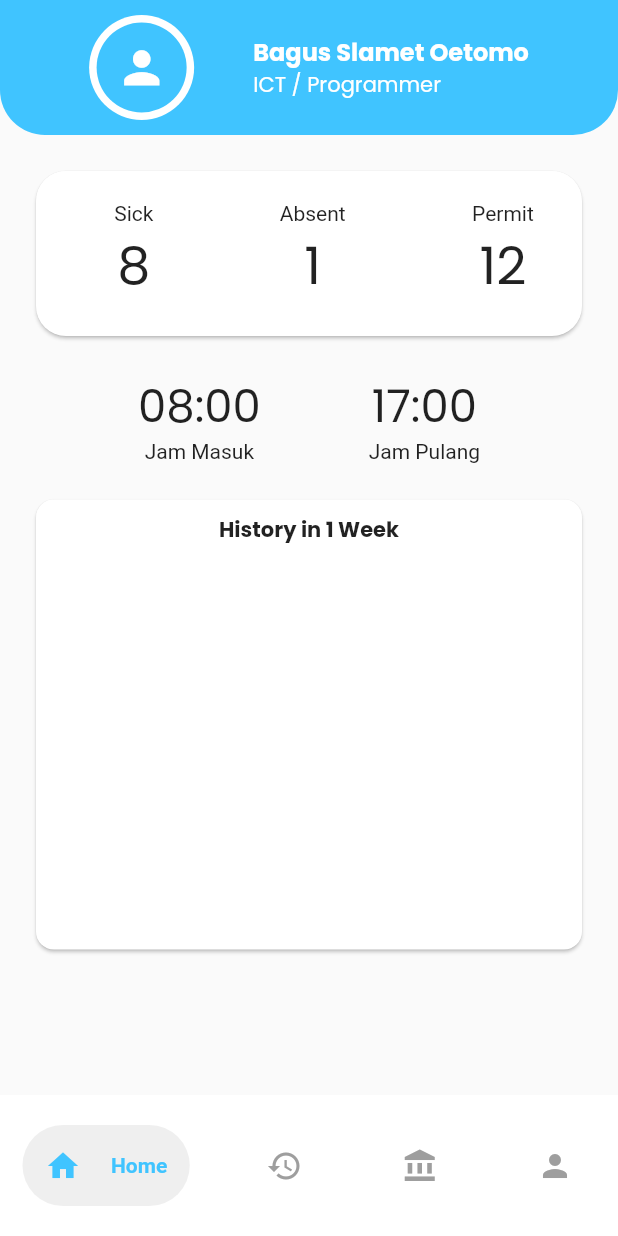
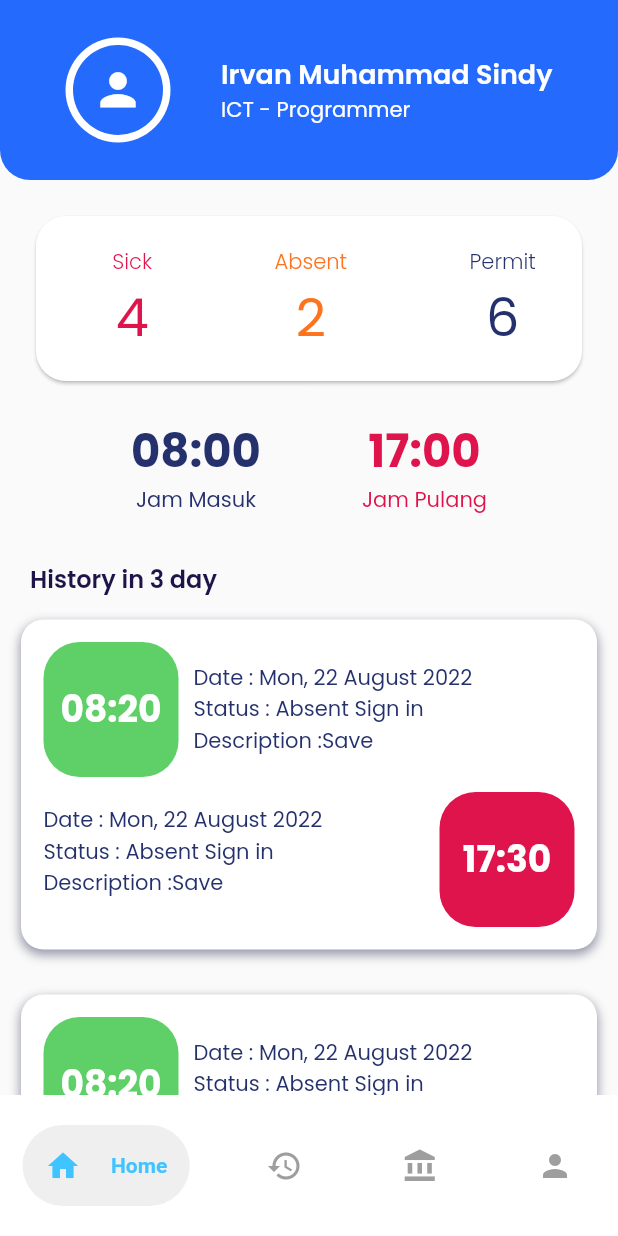
Before and after one commit to bagus11/flutter-attendance, a Flutter app: the screen it shows after launch, on a phone screen of 412 x 824 dp. Run offline on Flutter 3.47's test engine with Material 2 defaults, Android fonts, the phone set to English and light mode, and no system bars; drawn by our look-alikes of google_nav_bar; our stand-ins replace google_fonts.

Commit message:
make dinamis widget history

```diff
--- a/lib/history.dart
+++ b/lib/history.dart
@@ -1,6 +1,6 @@
 import 'package:flutter/material.dart';
 import 'package:google_fonts/google_fonts.dart';
-import 'theme/asset.dart';
+import 'theme/theme.dart';
 
 class HistoryPage extends StatefulWidget {
   const HistoryPage({Key? key}) : super(key: key);
--- a/lib/home.dart
+++ b/lib/home.dart
@@ -1,7 +1,9 @@
-import 'package:attendance_frontend/theme/asset.dart';
+import 'package:attendance_frontend/theme/theme.dart';
 import 'package:flutter/material.dart';
 import 'package:google_fonts/google_fonts.dart';
+// ignore: unused_import
 import 'history.dart';
+import 'package:attendance_frontend/widget/history.dart';
 
 class Home extends StatefulWidget {
   const Home({Key? key}) : super(key: key);
@@ -18,18 +20,20 @@ class _HomeState extends State<Home> {
         children: [
           Container(
             decoration: BoxDecoration(
-                color: Colors.lightBlueAccent,
-                borderRadius: BorderRadius.only(
-                  bottomLeft: Radius.circular(30),
-                  bottomRight: Radius.circular(30),
+                color: blueColor,
+                borderRadius: const BorderRadius.only(
+                  bottomLeft: Radius.circular(20),
+                  bottomRight: Radius.circular(20),
                 )),
             child: Column(children: [
               Padding(
                 padding: const EdgeInsets.symmetric(
-                  horizontal: 20,
+                  horizontal: 10,
+                  vertical: 15,
                 ),
                 child: Padding(
                   padding: const EdgeInsets.symmetric(vertical: 10),
+                  // ignore: avoid_unnecessary_containers
                   child: Container(
                     child: Row(
                         mainAxisAlignment: MainAxisAlignment.spaceEvenly,
@@ -38,32 +42,28 @@ class _HomeState extends State<Home> {
                               radius: 35,
                               backgroundColor: Colors.white,
                               child: CircleAvatar(
-                                backgroundColor: Colors.lightBlueAccent,
+                                backgroundColor: blueColor,
                                 radius: 30,
                                 child: Icon(
                                   Icons.person,
                                   size: 35,
-                                  color: Colors.white,
+                                  color: whiteColor,
                                 ),
                               )),
                           Column(
                             crossAxisAlignment: CrossAxisAlignment.start,
                             children: [
-                              Container(
-                                child: Text(
-                                  'Bagus Slamet Oetomo',
-                                  style: GoogleFonts.poppins(
-                                      fontSize: 16,
-                                      color: Colors.white,
-                                      fontWeight: FontWeight.bold),
+                              Text(
+                                // 'Bagus Slamet Oetomo',
+                                'Irvan Muhammad Sindy',
+                                style: whiteTextStyle.copyWith(
+                                  fontSize: 18,
+                                  fontWeight: semiBold,
                                 ),
                               ),
-                              Container(
-                                child: Text(
-                                  'ICT / Programmer',
-                                  style:
-                                      GoogleFonts.poppins(color: Colors.white),
-                                ),
+                              Text(
+                                'ICT - Programmer',
+                                style: GoogleFonts.poppins(color: Colors.white),
                               )
                             ],
                           )
@@ -76,101 +76,129 @@ class _HomeState extends State<Home> {
           Padding(
             padding: const EdgeInsets.symmetric(horizontal: 20),
             child: Container(
-              margin: EdgeInsets.only(top: 20),
+              margin: const EdgeInsets.only(top: 20),
               child: Card(
                   shape: RoundedRectangleBorder(
                       borderRadius: BorderRadius.circular(20)),
                   child: SizedBox(
                     width: MediaQuery.of(context).size.height / 1,
                     height: 110,
-                    child: Container(
                     child: Row(
                         mainAxisAlignment: MainAxisAlignment.spaceAround,
                         children: [
-                            Container(
-                              child: Column(
+                          Column(
                             children: <Widget>[
                               Container(
-                                    margin: EdgeInsets.only(left: 20, top: 20),
-                                    child: Text('Sick'),
+                                margin:
+                                    const EdgeInsets.only(left: 20, top: 20),
+                                child: Text(
+                                  'Sick',
+                                  style: redTextStyle.copyWith(
+                                    fontSize: 14,
+                                    fontWeight: light,
+                                  ),
+                                ),
                               ),
                               Container(
-                                    margin: EdgeInsets.only(left: 20),
+                                margin: const EdgeInsets.only(left: 20),
                                 child: Text(
-                                      '8',
-                                      style: googleCount,
+                                  '4',
+                                  style: googleCount.copyWith(
+                                    color: redColor,
+                                  ),
                                 ),
                               ),
                             ],
                           ),
+                          Column(
+                            children: [
+                              Container(
+                                margin:
+                                    const EdgeInsets.only(left: 20, top: 20),
+                                child: Text(
+                                  'Absent',
+                                  style: orangeTextStyle.copyWith(
+                                    fontSize: 14,
+                                    fontWeight: light,
+                                  ),
+                                ),
                               ),
                               Container(
-                              child: Column(
-                                children: [
-                                  Container(
-                                    margin: EdgeInsets.only(left: 20, top: 20),
-                                    child: Text('Absent'),
+                                margin: const EdgeInsets.only(left: 20),
+                                child: Text(
+                                  '2',
+                                  style: googleCount.copyWith(
+                                    color: orangeColor,
                                   ),
-                                  Container(
-                                    margin: EdgeInsets.only(left: 20),
-                                    child: Text(
-                                      '1',
-                                      style: googleCount,
                                 ),
                               ),
                             ],
                           ),
+                          Column(
+                            children: [
+                              Container(
+                                margin: const EdgeInsets.only(
+                                  left: 20,
+                                  top: 20,
+                                ),
+                                child: Text(
+                                  'Permit',
+                                  style: navyTextStyle.copyWith(
+                                    fontSize: 14,
+                                    fontWeight: light,
+                                  ),
+                                ),
                               ),
                               Container(
-                              child: Column(
-                                children: [
-                                  Container(
-                                    margin: EdgeInsets.only(left: 20, top: 20),
-                                    child: Text('Permit'),
+                                margin: const EdgeInsets.only(left: 20),
+                                child: Text(
+                                  '6',
+                                  style: googleCount.copyWith(
+                                    color: navyColor,
                                   ),
-                                  Container(
-                                    margin: EdgeInsets.only(left: 20),
-                                    child: Text(
-                                      '12',
-                                      style: googleCount,
                                 ),
                               ),
                             ],
                           ),
-                            ),
                         ]),
-                    ),
                   )),
             ),
           ),
           Padding(
             padding: const EdgeInsets.symmetric(horizontal: 20),
             child: Container(
-              margin: EdgeInsets.only(top: 20),
+              margin: const EdgeInsets.only(top: 20),
               child: Center(
                 child: Row(
                     mainAxisAlignment: MainAxisAlignment.spaceEvenly,
                     children: [
                       Column(
                         children: [
-                          Container(
-                            child: Text('08:00', style: googleTime),
+                          Text(
+                            '08:00',
+                            style: googleTime.copyWith(
+                              color: navyColor,
+                              fontWeight: bold,
                             ),
-                          Container(
-                            child: Text('Jam Masuk'),
-                          )
+                          ),
+                          Text(
+                            'Jam Masuk',
+                            style: navyTextStyle,
+                          ),
                         ],
                       ),
                       Column(
                         children: [
-                          Container(
-                            child: Text(
+                          Text(
                             '17:00',
-                              style: googleTime,
+                            style: googleTime.copyWith(
+                              color: redColor,
+                              fontWeight: bold,
                             ),
                           ),
-                          Container(
-                            child: Text('Jam Pulang'),
+                          Text(
+                            'Jam Pulang',
+                            style: redTextStyle,
                           )
                         ],
                       )
@@ -178,32 +206,23 @@ class _HomeState extends State<Home> {
               ),
             ),
           ),
-          Padding(
-            padding: const EdgeInsets.symmetric(horizontal: 20),
-            child: Container(
-              margin: EdgeInsets.only(top: 20),
-              child: Card(
-                shape: RoundedRectangleBorder(
-                    borderRadius: BorderRadius.circular(12)),
-                child: SizedBox(
-                  width: MediaQuery.of(context).size.height / 1,
-                  height: 300,
-                  child: Column(children: [
           Container(
-                      margin: EdgeInsets.only(top: 10),
+            margin: const EdgeInsets.only(
+              top: 30,
+              right: 20,
+              left: 20,
+            ),
             child: Text(
-                        'History in 1 Week',
-                        style: GoogleFonts.poppins(
-                          fontSize: 14,
-                          fontWeight: FontWeight.bold,
+              'History in 3 day',
+              style: blackTextStyle.copyWith(
+                fontSize: 16,
+                fontWeight: semiBold,
               ),
             ),
           ),
-                  ]),
-                ),
-              ),
-            ),
-          )
+          // history
+          const HistoryAttendance(),
+          const HistoryAttendance(),
         ],
       ),
     ));
--- a/lib/homepage.dart
+++ b/lib/homepage.dart
@@ -1,4 +1,4 @@
-import 'package:attendance_frontend/theme/asset.dart';
+import 'package:attendance_frontend/theme/theme.dart';
 import 'package:flutter/material.dart';
 // ignore: unused_import
 import 'package:google_fonts/google_fonts.dart';
--- a/lib/main.dart
+++ b/lib/main.dart
@@ -1,3 +1,5 @@
+// ignore_for_file: unused_import
+
 import 'package:flutter/material.dart';
 import 'homepage.dart';
 import 'login_page.dart';
--- a/lib/theme/asset.dart
+++ /dev/null
@@ -1,42 +0,0 @@
-import 'package:flutter/material.dart';
-import 'package:google_fonts/google_fonts.dart';
-
-Color primaryColor = Color(0xff5C40CC);
-Color blackColor = Color(0xff1F1449);
-Color whiteColor = Color(0xffFFFFFF);
-Color greyColor = Color(0xff9698A9);
-Color backColor = Color(0xffFAFAFA);
-Color cyanColor = Color(0xff0EC3AE);
-Color pinkColor = Color(0xffEB70A5);
-Color inActiveColor = Color(0xffDBD7EC);
-Color transColor = Color(0x00000000);
-Color colorunAvail = Color(0xffEBECF1);
-Color colorAvail = Color(0xffE0D9FF);
-
-TextStyle blackTextStyle = GoogleFonts.poppins(color: blackColor);
-
-TextStyle whiteTextStyle = GoogleFonts.poppins(color: whiteColor);
-
-TextStyle greyTextStyle = GoogleFonts.poppins(color: greyColor);
-
-TextStyle cyanTextStyle = GoogleFonts.poppins(color: cyanColor);
-
-TextStyle pinkTextStyle = GoogleFonts.poppins(color: pinkColor);
-
-TextStyle purpleTextStyle = GoogleFonts.poppins(color: primaryColor);
-
-TextStyle googleFont = GoogleFonts.poppins();
-TextStyle googleFontTime = GoogleFonts.poppins(
-    color: Colors.white, fontSize: 30, fontWeight: FontWeight.bold);
-
-TextStyle googleButton = GoogleFonts.poppins(color: Colors.lightBlueAccent);
-TextStyle googleCount = GoogleFonts.poppins(fontSize: 35);
-TextStyle googleTime = GoogleFonts.poppins(fontSize: 30);
-
-FontWeight light = FontWeight.w300;
-FontWeight regular = FontWeight.w400;
-FontWeight medium = FontWeight.w500;
-FontWeight semiBold = FontWeight.w600;
-FontWeight bold = FontWeight.w700;
-FontWeight extraBold = FontWeight.w800;
-FontWeight black = FontWeight.w900;
--- a/lib/theme/historyIn.dart
+++ b/lib/theme/historyIn.dart
@@ -1,6 +1,6 @@
 import 'package:flutter/material.dart';
 import 'package:google_fonts/google_fonts.dart';
-import 'asset.dart';
+import 'theme.dart';
 
 class HistoryIn extends StatefulWidget {
   const HistoryIn({Key? key}) : super(key: key);
--- /dev/null
+++ b/lib/theme/theme.dart
@@ -0,0 +1,60 @@
+import 'package:flutter/material.dart';
+import 'package:google_fonts/google_fonts.dart';
+
+Color primaryColor = const Color(0xff5C40CC);
+Color blueColor = const Color(0xff246BFD);
+Color blackColor = const Color(0xff1F1449);
+Color whiteColor = const Color(0xffFFFFFF);
+Color greyColor = const Color(0xff9698A9);
+Color backColor = const Color(0xffFAFAFA);
+Color cyanColor = const Color(0xff0EC3AE);
+Color pinkColor = const Color(0xffEB70A5);
+Color inActiveColor = const Color(0xffDBD7EC);
+Color transColor = const Color(0x00000000);
+Color colorunAvail = const Color(0xffEBECF1);
+Color colorAvail = const Color(0xffE0D9FF);
+Color redColor = const Color(0xffE0144C);
+Color yellowColor = const Color(0xffFFDE00);
+Color navyColor = const Color(0xff25316D);
+Color greenColor = const Color(0xff5FD068);
+Color orangeColor = const Color(0xffFF731D);
+
+TextStyle blackTextStyle = GoogleFonts.poppins(color: blackColor);
+
+TextStyle whiteTextStyle = GoogleFonts.poppins(color: whiteColor);
+
+TextStyle blueTextStyle = GoogleFonts.poppins(color: blueColor);
+
+TextStyle greyTextStyle = GoogleFonts.poppins(color: greyColor);
+
+TextStyle cyanTextStyle = GoogleFonts.poppins(color: cyanColor);
+
+TextStyle pinkTextStyle = GoogleFonts.poppins(color: pinkColor);
+
+TextStyle purpleTextStyle = GoogleFonts.poppins(color: primaryColor);
+
+TextStyle redTextStyle = GoogleFonts.poppins(color: redColor);
+
+TextStyle yellowTextStyle = GoogleFonts.poppins(color: yellowColor);
+
+TextStyle navyTextStyle = GoogleFonts.poppins(color: navyColor);
+
+TextStyle greenTextStyle = GoogleFonts.poppins(color: greenColor);
+
+TextStyle orangeTextStyle = GoogleFonts.poppins(color: orangeColor);
+
+TextStyle googleFont = GoogleFonts.poppins();
+TextStyle googleFontTime = GoogleFonts.poppins(
+    color: Colors.white, fontSize: 30, fontWeight: FontWeight.bold);
+
+TextStyle googleButton = GoogleFonts.poppins(color: Colors.lightBlueAccent);
+TextStyle googleCount = GoogleFonts.poppins(fontSize: 35);
+TextStyle googleTime = GoogleFonts.poppins(fontSize: 30);
+
+FontWeight light = FontWeight.w300;
+FontWeight regular = FontWeight.w400;
+FontWeight medium = FontWeight.w500;
+FontWeight semiBold = FontWeight.w600;
+FontWeight bold = FontWeight.w700;
+FontWeight extraBold = FontWeight.w800;
+FontWeight black = FontWeight.w900;
--- /dev/null
+++ b/lib/widget/history.dart
@@ -0,0 +1,141 @@
+import 'package:flutter/material.dart';
+import 'package:attendance_frontend/theme/theme.dart';
+
+class HistoryAttendance extends StatelessWidget {
+  const HistoryAttendance({super.key});
+
+  @override
+  Widget build(BuildContext context) {
+    return Container(
+      margin: const EdgeInsets.symmetric(
+        horizontal: 14,
+      ),
+      child: Column(
+        crossAxisAlignment: CrossAxisAlignment.start,
+        children: [
+          // ignore: avoid_unnecessary_containers
+          Container(
+            margin: const EdgeInsets.symmetric(vertical: 15),
+            padding: const EdgeInsets.symmetric(horizontal: 15, vertical: 15),
+            decoration: BoxDecoration(
+              color: whiteColor,
+              borderRadius: BorderRadius.circular(
+                15,
+              ),
+              boxShadow: [
+                BoxShadow(
+                  color: greyColor,
+                  spreadRadius: 0.5,
+                  blurRadius: 5,
+                  offset: const Offset(0, 3),
+                )
+              ],
+              // border: Border.all(
+              //   color: greyColor,
+              // ),
+            ),
+            child: Column(
+              children: [
+                Row(
+                  children: [
+                    Container(
+                      width: 90,
+                      height: 90,
+                      padding: const EdgeInsets.symmetric(
+                        horizontal: 4,
+                      ),
+                      decoration: BoxDecoration(
+                        color: greenColor,
+                        borderRadius: BorderRadius.circular(24),
+                      ),
+                      child: Center(
+                        child: Text(
+                          '08:20',
+                          style: whiteTextStyle.copyWith(
+                            fontSize: 24,
+                            fontWeight: bold,
+                          ),
+                        ),
+                      ),
+                    ),
+                    const SizedBox(
+                      width: 10,
+                    ),
+                    Expanded(
+                      child: Column(
+                        crossAxisAlignment: CrossAxisAlignment.start,
+                        children: [
+                          Text(
+                            'Date : Mon, 22 August 2022',
+                            style: navyTextStyle,
+                          ),
+                          Text(
+                            'Status : Absent Sign in',
+                            style: navyTextStyle,
+                          ),
+                          Text(
+                            'Description :Save',
+                            style: navyTextStyle,
+                          ),
+                        ],
+                      ),
+                    ),
+                  ],
+                ),
+                Row(
+                  children: [
+                    Expanded(
+                      child: Column(
+                        crossAxisAlignment: CrossAxisAlignment.start,
+                        children: [
+                          Text(
+                            'Date : Mon, 22 August 2022',
+                            style: navyTextStyle,
+                          ),
+                          Text(
+                            'Status : Absent Sign in',
+                            style: navyTextStyle,
+                          ),
+                          Text(
+                            'Description :Save',
+                            style: navyTextStyle,
+                          ),
+                        ],
+                      ),
+                    ),
+                    const SizedBox(
+                      width: 10,
+                    ),
+                    Container(
+                      width: 90,
+                      height: 90,
+                      margin: const EdgeInsets.only(
+                        top: 10,
+                      ),
+                      padding: const EdgeInsets.symmetric(
+                        horizontal: 4,
+                      ),
+                      decoration: BoxDecoration(
+                        color: redColor,
+                        borderRadius: BorderRadius.circular(24),
+                      ),
+                      child: Center(
+                        child: Text(
+                          '17:30',
+                          style: whiteTextStyle.copyWith(
+                            fontSize: 24,
+                            fontWeight: bold,
+                          ),
+                        ),
+                      ),
+                    ),
+                  ],
+                ),
+              ],
+            ),
+          ),
+        ],
+      ),
+    );
+  }
+}
```
Lines whose indentation alone changed are shown as unchanged.
